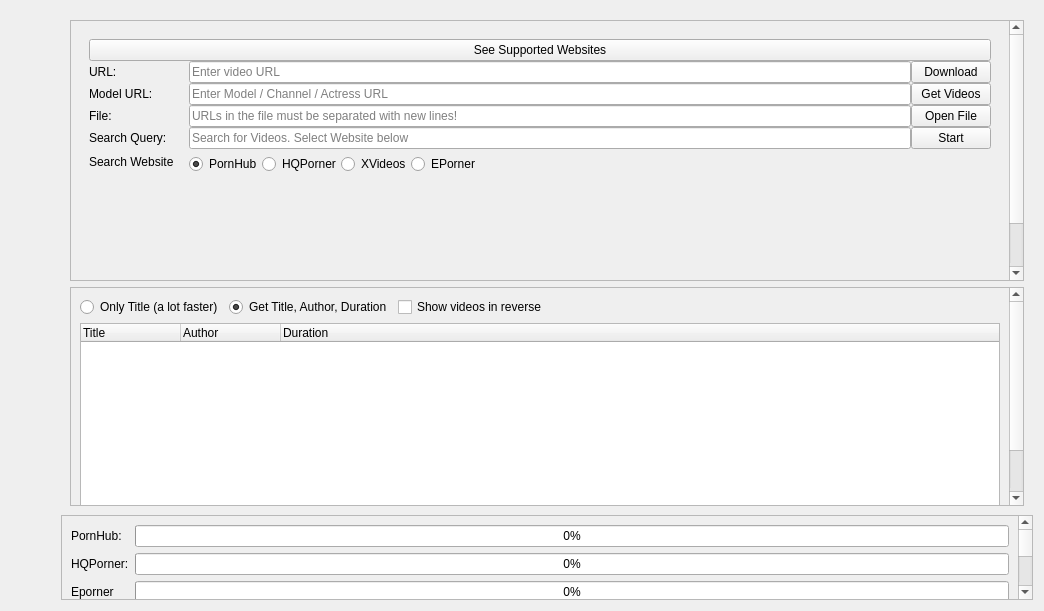
Qt form src/frontend/form_desktop.ui (EchterAlsFake/Porn_Fetch) before a commit.
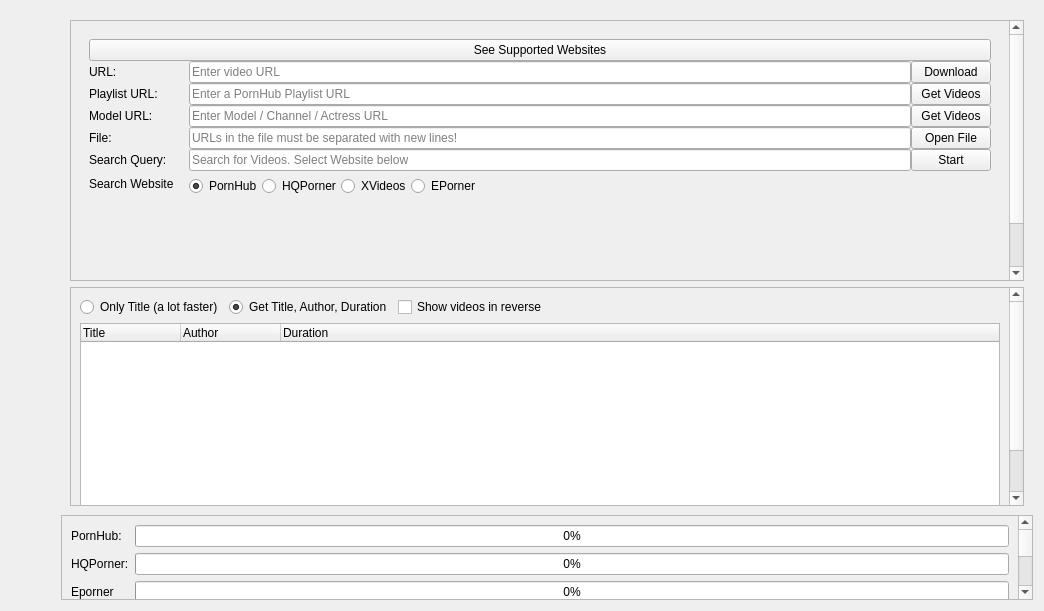
The same form after that commit.

Commit message:
- implemented playlist support
#20

Diff of the .ui file:
```diff
--- a/src/frontend/form_desktop.ui
+++ b/src/frontend/form_desktop.ui
@@ -658,7 +658,7 @@
                <property name="geometry">
                 <rect>
                  <x>0</x>
-                 <y>-7</y>
+                 <y>0</y>
                  <width>938</width>
                  <height>318</height>
                 </rect>
@@ -694,26 +694,7 @@
                       <property name="spacing">
                        <number>0</number>
                       </property>
-                      <item row="4" column="0">
-                       <widget class="QLabel" name="label_file">
-                        <property name="sizePolicy">
-                         <sizepolicy hsizetype="Minimum" vsizetype="Minimum">
-                          <horstretch>0</horstretch>
-                          <verstretch>0</verstretch>
-                         </sizepolicy>
-                        </property>
-                        <property name="minimumSize">
-                         <size>
-                          <width>100</width>
-                          <height>2</height>
-                         </size>
-                        </property>
-                        <property name="text">
-                         <string>File:</string>
-                        </property>
-                       </widget>
-                      </item>
-                      <item row="5" column="1">
+                      <item row="6" column="1">
                        <widget class="QLineEdit" name="lineedit_search_query">
                         <property name="sizePolicy">
                          <sizepolicy hsizetype="MinimumExpanding" vsizetype="Fixed">
@@ -760,14 +741,156 @@
                         </property>
                        </widget>
                       </item>
-                      <item row="7" column="0">
+                      <item row="4" column="0">
+                       <widget class="QLabel" name="label_model_url">
+                        <property name="sizePolicy">
+                         <sizepolicy hsizetype="Minimum" vsizetype="Minimum">
+                          <horstretch>0</horstretch>
+                          <verstretch>0</verstretch>
+                         </sizepolicy>
+                        </property>
+                        <property name="minimumSize">
+                         <size>
+                          <width>100</width>
+                          <height>2</height>
+                         </size>
+                        </property>
+                        <property name="text">
+                         <string>Model URL:</string>
+                        </property>
+                       </widget>
+                      </item>
+                      <item row="5" column="1">
+                       <widget class="QLineEdit" name="lineedit_file">
+                        <property name="sizePolicy">
+                         <sizepolicy hsizetype="MinimumExpanding" vsizetype="Fixed">
+                          <horstretch>0</horstretch>
+                          <verstretch>0</verstretch>
+                         </sizepolicy>
+                        </property>
+                        <property name="minimumSize">
+                         <size>
+                          <width>300</width>
+                          <height>2</height>
+                         </size>
+                        </property>
+                        <property name="text">
+                         <string/>
+                        </property>
+                        <property name="readOnly">
+                         <bool>true</bool>
+                        </property>
+                        <property name="placeholderText">
+                         <string>URLs in the file must be separated with new lines!</string>
+                        </property>
+                       </widget>
+                      </item>
+                      <item row="1" column="1">
+                       <widget class="QLineEdit" name="lineedit_url">
+                        <property name="sizePolicy">
+                         <sizepolicy hsizetype="MinimumExpanding" vsizetype="Fixed">
+                          <horstretch>0</horstretch>
+                          <verstretch>0</verstretch>
+                         </sizepolicy>
+                        </property>
+                        <property name="minimumSize">
+                         <size>
+                          <width>300</width>
+                          <height>4</height>
+                         </size>
+                        </property>
+                        <property name="placeholderText">
+                         <string>Enter video URL</string>
+                        </property>
+                       </widget>
+                      </item>
+                      <item row="5" column="0">
+                       <widget class="QLabel" name="label_file">
+                        <property name="sizePolicy">
+                         <sizepolicy hsizetype="Minimum" vsizetype="Minimum">
+                          <horstretch>0</horstretch>
+                          <verstretch>0</verstretch>
+                         </sizepolicy>
+                        </property>
+                        <property name="minimumSize">
+                         <size>
+                          <width>100</width>
+                          <height>2</height>
+                         </size>
+                        </property>
+                        <property name="text">
+                         <string>File:</string>
+                        </property>
+                       </widget>
+                      </item>
+                      <item row="8" column="0">
                        <widget class="QLabel" name="label_search_website">
                         <property name="text">
                          <string>Search Website</string>
                         </property>
                        </widget>
                       </item>
+                      <item row="4" column="2">
+                       <widget class="QPushButton" name="button_model">
+                        <property name="sizePolicy">
+                         <sizepolicy hsizetype="Minimum" vsizetype="Fixed">
+                          <horstretch>0</horstretch>
+                          <verstretch>0</verstretch>
+                         </sizepolicy>
+                        </property>
+                        <property name="minimumSize">
+                         <size>
+                          <width>60</width>
+                          <height>2</height>
+                         </size>
+                        </property>
+                        <property name="cursor">
+                         <cursorShape>PointingHandCursor</cursorShape>
+                        </property>
+                        <property name="styleSheet">
+                         <string notr="true"/>
+                        </property>
+                        <property name="text">
+                         <string>Get Videos</string>
+                        </property>
+                       </widget>
+                      </item>
                       <item row="5" column="2">
+                       <widget class="QPushButton" name="button_open_file">
+                        <property name="sizePolicy">
+                         <sizepolicy hsizetype="Minimum" vsizetype="Fixed">
+                          <horstretch>0</horstretch>
+                          <verstretch>0</verstretch>
+                         </sizepolicy>
+                        </property>
+                        <property name="minimumSize">
+                         <size>
+                          <width>60</width>
+                          <height>2</height>
+                         </size>
+                        </property>
+                        <property name="cursor">
+                         <cursorShape>PointingHandCursor</cursorShape>
+                        </property>
+                        <property name="styleSheet">
+                         <string notr="true"/>
+                        </property>
+                        <property name="text">
+                         <string>Open File</string>
+                        </property>
+                       </widget>
+                      </item>
+                      <item row="0" column="0" colspan="3">
+                       <widget class="QPushButton" name="button_switch_supported_websites">
+                        <property name="cursor">
+                         <cursorShape>PointingHandCursor</cursorShape>
+                        </property>
+                        <property name="text">
+                         <string>See Supported Websites</string>
+                        </property>
+                       </widget>
+                      </item>
+                      <item row="6" column="2">
                        <widget class="QPushButton" name="button_search">
                         <property name="sizePolicy">
                          <sizepolicy hsizetype="Minimum" vsizetype="Fixed">
@@ -783,57 +906,7 @@
                         </property>
                        </widget>
                       </item>
-                      <item row="3" column="2">
-                       <widget class="QPushButton" name="button_model">
-                        <property name="sizePolicy">
-                         <sizepolicy hsizetype="Minimum" vsizetype="Fixed">
-                          <horstretch>0</horstretch>
-                          <verstretch>0</verstretch>
-                         </sizepolicy>
-                        </property>
-                        <property name="minimumSize">
-                         <size>
-                          <width>60</width>
-                          <height>2</height>
-                         </size>
-                        </property>
-                        <property name="cursor">
-                         <cursorShape>PointingHandCursor</cursorShape>
-                        </property>
-                        <property name="styleSheet">
-                         <string notr="true"/>
-                        </property>
-                        <property name="text">
-                         <string>Get Videos</string>
-                        </property>
-                       </widget>
-                      </item>
                       <item row="4" column="1">
-                       <widget class="QLineEdit" name="lineedit_file">
-                        <property name="sizePolicy">
-                         <sizepolicy hsizetype="MinimumExpanding" vsizetype="Fixed">
-                          <horstretch>0</horstretch>
-                          <verstretch>0</verstretch>
-                         </sizepolicy>
-                        </property>
-                        <property name="minimumSize">
-                         <size>
-                          <width>300</width>
-                          <height>2</height>
-                         </size>
-                        </property>
-                        <property name="text">
-                         <string/>
-                        </property>
-                        <property name="readOnly">
-                         <bool>true</bool>
-                        </property>
-                        <property name="placeholderText">
-                         <string>URLs in the file must be separated with new lines!</string>
-                        </property>
-                       </widget>
-                      </item>
-                      <item row="3" column="1">
                        <widget class="QLineEdit" name="lineedit_model_url">
                         <property name="sizePolicy">
                          <sizepolicy hsizetype="MinimumExpanding" vsizetype="Fixed">
@@ -852,13 +925,6 @@
                         </property>
                        </widget>
                       </item>
-                      <item row="5" column="0">
-                       <widget class="QLabel" name="labell_search">
-                        <property name="text">
-                         <string>Search Query:</string>
-                        </property>
-                       </widget>
-                      </item>
                       <item row="1" column="0">
                        <widget class="QLabel" name="label_url">
                         <property name="sizePolicy">
@@ -878,7 +944,7 @@
                         </property>
                        </widget>
                       </item>
-                      <item row="7" column="1" colspan="2">
+                      <item row="8" column="1" colspan="2">
                        <layout class="QHBoxLayout" name="horizontallayout_searching_websites">
                         <property name="spacing">
                          <number>0</number>
@@ -932,76 +998,31 @@
                         </item>
                        </layout>
                       </item>
-                      <item row="1" column="1">
-                       <widget class="QLineEdit" name="lineedit_url">
-                        <property name="sizePolicy">
-                         <sizepolicy hsizetype="MinimumExpanding" vsizetype="Fixed">
-                          <horstretch>0</horstretch>
-                          <verstretch>0</verstretch>
-                         </sizepolicy>
-                        </property>
-                        <property name="minimumSize">
-                         <size>
-                          <width>300</width>
-                          <height>4</height>
-                         </size>
-                        </property>
-                        <property name="placeholderText">
-                         <string>Enter video URL</string>
-                        </property>
-                       </widget>
-                      </item>
-                      <item row="4" column="2">
-                       <widget class="QPushButton" name="button_open_file">
-                        <property name="sizePolicy">
-                         <sizepolicy hsizetype="Minimum" vsizetype="Fixed">
-                          <horstretch>0</horstretch>
-                          <verstretch>0</verstretch>
-                         </sizepolicy>
-                        </property>
-                        <property name="minimumSize">
-                         <size>
-                          <width>60</width>
-                          <height>2</height>
-                         </size>
-                        </property>
-                        <property name="cursor">
-                         <cursorShape>PointingHandCursor</cursorShape>
-                        </property>
-                        <property name="styleSheet">
-                         <string notr="true"/>
-                        </property>
+                      <item row="6" column="0">
+                       <widget class="QLabel" name="labell_search">
                         <property name="text">
-                         <string>Open File</string>
+                         <string>Search Query:</string>
                         </property>
                        </widget>
                       </item>
                       <item row="3" column="0">
-                       <widget class="QLabel" name="label_model_url">
-                        <property name="sizePolicy">
-                         <sizepolicy hsizetype="Minimum" vsizetype="Minimum">
-                          <horstretch>0</horstretch>
-                          <verstretch>0</verstretch>
-                         </sizepolicy>
-                        </property>
-                        <property name="minimumSize">
-                         <size>
-                          <width>100</width>
-                          <height>2</height>
-                         </size>
-                        </property>
+                       <widget class="QLabel" name="label_playlist_url">
                         <property name="text">
-                         <string>Model URL:</string>
+                         <string>Playlist URL:</string>
                         </property>
                        </widget>
                       </item>
-                      <item row="0" column="0" colspan="3">
-                       <widget class="QPushButton" name="button_switch_supported_websites">
-                        <property name="cursor">
-                         <cursorShape>PointingHandCursor</cursorShape>
+                      <item row="3" column="1">
+                       <widget class="QLineEdit" name="lineedit_playlist_url">
+                        <property name="placeholderText">
+                         <string>Enter a PornHub Playlist URL</string>
                         </property>
+                       </widget>
+                      </item>
+                      <item row="3" column="2">
+                       <widget class="QPushButton" name="button_playlist_get_videos">
                         <property name="text">
-                         <string>See Supported Websites</string>
+                         <string>Get Videos</string>
                         </property>
                        </widget>
                       </item>
@@ -1501,7 +1522,7 @@
                 <rect>
                  <x>0</x>
                  <y>0</y>
-                 <width>938</width>
+                 <width>686</width>
                  <height>568</height>
                 </rect>
                </property>
@@ -2154,7 +2175,7 @@
                   <rect>
                    <x>0</x>
                    <y>0</y>
-                   <width>936</width>
+                   <width>232</width>
                    <height>978</height>
                   </rect>
                  </property>
```
The commit also changes 3 other files.
